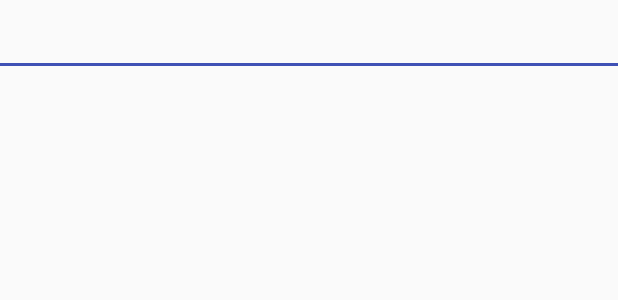
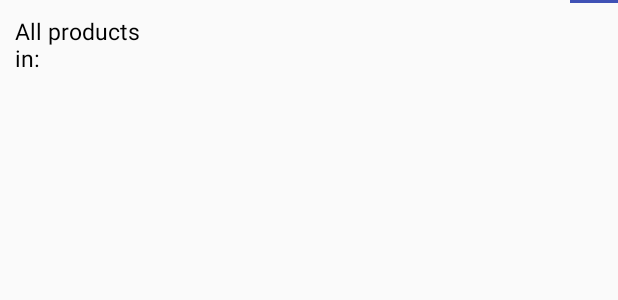
Before and after one commit to naseemirza/PriceOmanianew-master, an Android app: the layout hint_completion_layout.xml on its own in the app's theme, with its tools: preview values and no code run, on a phone screen of 412 x 824 dp. Shown: the top 300 px of the screen. Run offline under Robolectric (Android 15) with nearby library versions, the phone set to English and light mode, and no system bars.

Commit message:
searchview completed

```diff
--- a/app/src/main/res/layout/hint_completion_layout.xml
+++ b/app/src/main/res/layout/hint_completion_layout.xml
@@ -1,14 +1,30 @@
 <?xml version="1.0" encoding="utf-8"?>
 <LinearLayout xmlns:android="http://schemas.android.com/apk/res/android"
     android:layout_width="match_parent"
-    android:layout_height="wrap_content"
-    android:orientation="vertical">
+    android:layout_height="60dp"
+    android:orientation="horizontal">
+
+
+        <TextView
+            android:id="@+id/textfix"
+            android:layout_width="110dp"
+            android:layout_height="50dp"
+            android:layout_gravity="center_vertical"
+            android:gravity="center_vertical"
+            android:paddingStart="10dp"
+            android:text="All products in:"
+            android:textColor="@color/colorBlack"
+            android:textSize="15dp" />
+
 
         <TextView
             android:id="@+id/tvHintCompletion"
-        android:layout_width="match_parent"
-        android:layout_height="wrap_content"
-        android:padding="10dp"
+            android:layout_width="270dp"
+            android:layout_height="50dp"
+            android:layout_gravity="center_vertical"
+            android:layout_marginTop="1dp"
+            android:paddingStart="5dp"
+            android:gravity="center_vertical"
             android:textColor="@color/colorPrimaryDark"
             android:textSize="16sp"
             android:textStyle="bold" />
@@ -17,4 +33,6 @@
             android:layout_width="match_parent"
             android:layout_height="2dp"
             android:background="@color/colorPrimary" />
+
+
 </LinearLayout>
```
Also changed, not shown: app/src/main/java/com/example/naseem/pdemo/AutoEditTextActivity.java (+22 -4 lines), app/src/main/res/layout/activity_auto_edit_text.xml (+37 -13 lines). Lines whose indentation alone changed are shown as unchanged.
